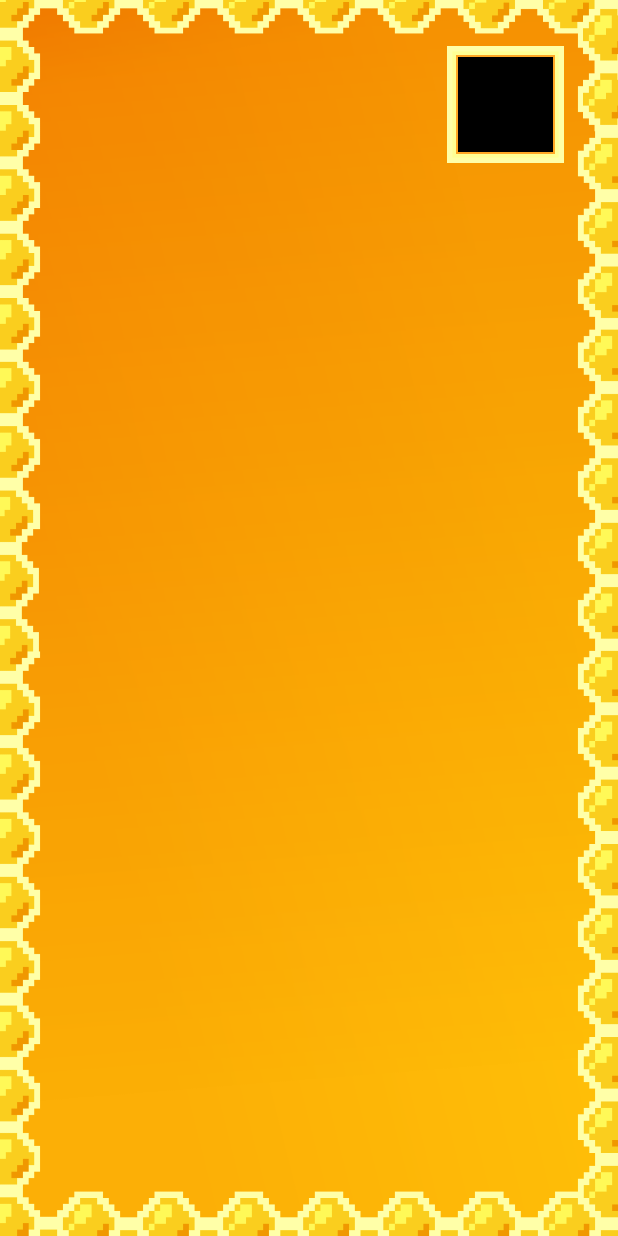
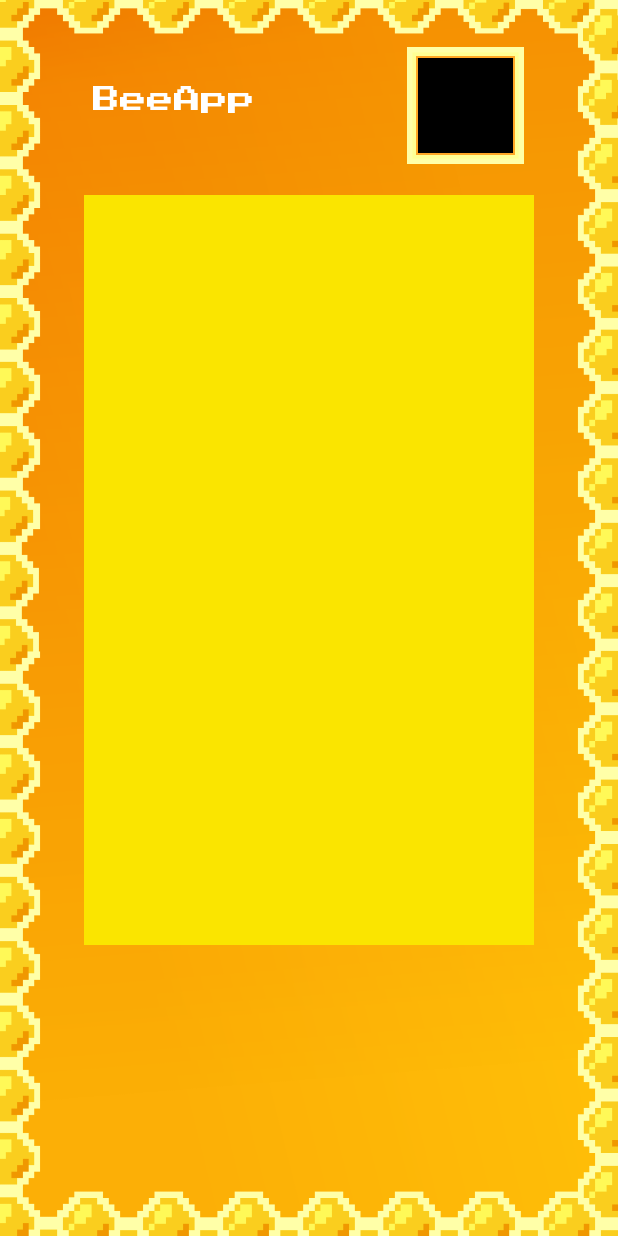
Before and after one commit to apizarroso1/BeeApp, an Android app: the layout activity_main.xml on its own in the app's theme, with its tools: preview values and no code run, on a phone screen of 412 x 824 dp. Run offline under Robolectric (Android 15) with nearby library versions, the phone set to English and light mode, and no system bars.

Commit message:
-Background*-  Image/Button User in MainActivity

```diff
--- a/app/src/main/AndroidManifest.xml
+++ b/app/src/main/AndroidManifest.xml
@@ -9,6 +9,9 @@
         android:roundIcon="@mipmap/ic_launcher_round"
         android:supportsRtl="true"
         android:theme="@style/Theme.BeeApp">
+        <activity
+            android:name=".UserProfileActivity"
+            android:exported="false" />
         <activity
             android:name=".RegisterActivity"
             android:exported="false" />
--- /dev/null
+++ b/app/src/main/java/com/example/beeapp/UserProfileActivity.kt
@@ -0,0 +1,11 @@
+package com.example.beeapp
+
+import androidx.appcompat.app.AppCompatActivity
+import android.os.Bundle
+
+class UserProfileActivity : AppCompatActivity() {
+    override fun onCreate(savedInstanceState: Bundle?) {
+        super.onCreate(savedInstanceState)
+        setContentView(R.layout.activity_user_profile)
+    }
+}
--- a/app/src/main/res/layout/activity_main.xml
+++ b/app/src/main/res/layout/activity_main.xml
@@ -8,33 +8,63 @@
     android:background="@drawable/background2">
 
 
-    <RelativeLayout
-        android:layout_width="match_parent"
+    <LinearLayout
+        android:id="@+id/linearL"
+        android:layout_width="300dp"
         android:layout_height="120dp"
         android:layout_marginTop="10dp"
-        android:gravity="end"
+        android:gravity="center"
+        android:layout_centerHorizontal="true"
+        >
+
+        <TextView
+            android:layout_width="wrap_content"
+            android:layout_height="wrap_content"
+            android:text="BeeApp"
+            android:textSize="18sp"
+            android:textColor="@android:color/white"
+            android:layout_gravity="center"
+            android:fontFamily="@font/press_start_2p"
+
+            />
+        <androidx.constraintlayout.widget.ConstraintLayout
+            android:layout_width="80dp"
+            android:layout_height="80dp"
+            android:layout_marginStart="100dp"
             >
             <ImageView
                 android:id="@+id/ivUserImage"
                 android:layout_width="68dp"
                 android:layout_height="68dp"
-            android:layout_marginEnd="30dp"
-            android:layout_marginStart="5dp"
-            android:layout_centerVertical="true"
+                app:layout_constraintTop_toTopOf="parent"
+                app:layout_constraintBottom_toBottomOf="parent"
+                app:layout_constraintLeft_toLeftOf="parent"
+                app:layout_constraintRight_toRightOf="parent"
                 android:src="#000000"
                 />
             <ImageView
                 android:id="@+id/mainGoUserButton"
                 android:layout_width="78dp"
                 android:layout_height="78dp"
-            android:layout_marginEnd="36dp"
-            android:layout_centerVertical="true"
+                app:layout_constraintTop_toTopOf="parent"
+                app:layout_constraintBottom_toBottomOf="parent"
+                app:layout_constraintLeft_toLeftOf="parent"
+                app:layout_constraintRight_toRightOf="parent"
                 android:src="@drawable/user_frame"
                 />
 
+        </androidx.constraintlayout.widget.ConstraintLayout>
 
+    </LinearLayout>
 
+    <androidx.recyclerview.widget.RecyclerView
+        android:layout_width="300dp"
+        android:layout_height="500dp"
+        android:layout_below="@+id/linearL"
+        android:layout_centerHorizontal="true"
+        android:background="@color/yellow"
 
+        >
+
+    </androidx.recyclerview.widget.RecyclerView>
 </RelativeLayout>
-
-</RelativeLayout>
--- /dev/null
+++ b/app/src/main/res/layout/activity_user_profile.xml
@@ -0,0 +1,9 @@
+<?xml version="1.0" encoding="utf-8"?>
+<RelativeLayout xmlns:android="http://schemas.android.com/apk/res/android"
+    xmlns:app="http://schemas.android.com/apk/res-auto"
+    xmlns:tools="http://schemas.android.com/tools"
+    android:layout_width="match_parent"
+    android:layout_height="match_parent"
+    tools:context=".UserProfileActivity">
+
+</RelativeLayout>
```
Lines whose indentation alone changed are shown as unchanged.
